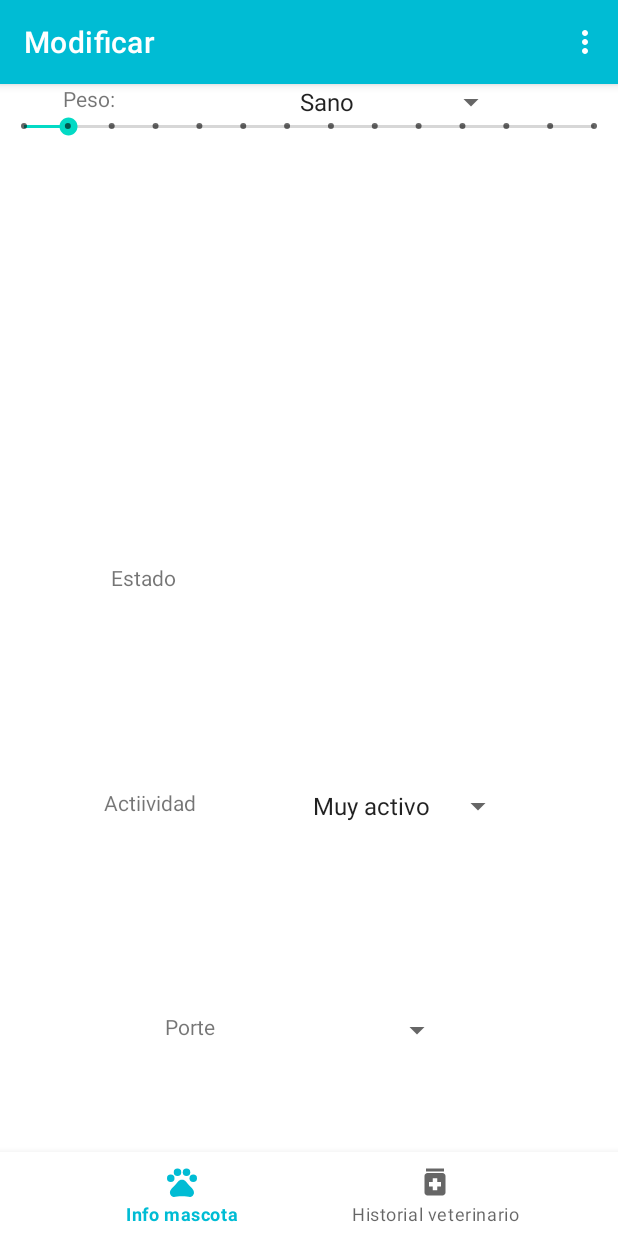
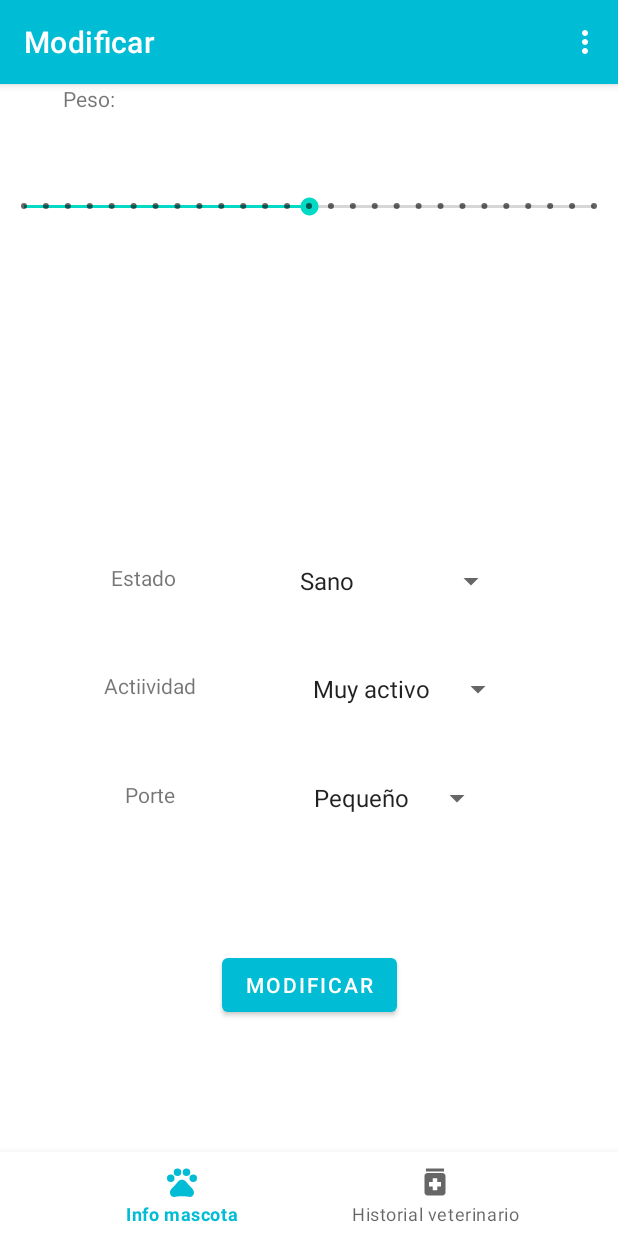
Before and after one commit to KevinB00/FidoFriend, an Android app: the ModificarMascotaFragment screen opened through its navigation route, in the options menu, after a tap on "Modificar", on a phone screen of 412 x 824 dp. Run offline under Robolectric (Android 15) with nearby library versions, the phone set to English and light mode, and no system bars; our stand-ins replace Room's generated code, navigation-ui; 2 statements that could not run were skipped.

Commit message:
Interfaz mascota v.2

```diff
--- a/app/src/main/java/com/kevinbuenano/fidofriend/ui/mascota/InfoMascotaFragment.kt
+++ b/app/src/main/java/com/kevinbuenano/fidofriend/ui/mascota/InfoMascotaFragment.kt
@@ -1,16 +1,23 @@
 package com.kevinbuenano.fidofriend.ui.mascota
 
 import android.os.Bundle
-import androidx.fragment.app.Fragment
 import android.view.LayoutInflater
 import android.view.View
 import android.view.ViewGroup
+import androidx.fragment.app.Fragment
+import androidx.lifecycle.lifecycleScope
 import com.kevinbuenano.fidofriend.R
+import com.kevinbuenano.fidofriend.database.appDatabase
+import com.kevinbuenano.fidofriend.database.entities.MascotaEntity
+import com.kevinbuenano.fidofriend.database.repository.mascotaRepository
+import com.kevinbuenano.fidofriend.databinding.FragmentInfoMascotaBinding
+import kotlinx.coroutines.Dispatchers
+import kotlinx.coroutines.launch
+import kotlinx.coroutines.withContext
 
 // TODO: Rename parameter arguments, choose names that match
 // the fragment initialization parameters, e.g. ARG_ITEM_NUMBER
-private const val ARG_PARAM1 = "param1"
-private const val ARG_PARAM2 = "param2"
+
 
 /**
  * A simple [Fragment] subclass.
@@ -18,43 +25,60 @@ private const val ARG_PARAM2 = "param2"
  * create an instance of this fragment.
  */
 class InfoMascotaFragment : Fragment() {
-    // TODO: Rename and change types of parameters
-    private var param1: String? = null
-    private var param2: String? = null
-
-    override fun onCreate(savedInstanceState: Bundle?) {
-        super.onCreate(savedInstanceState)
-        arguments?.let {
-            param1 = it.getString(ARG_PARAM1)
-            param2 = it.getString(ARG_PARAM2)
-        }
-    }
+    private lateinit var binding: FragmentInfoMascotaBinding
+    private lateinit var db: appDatabase
+    private lateinit var repository: mascotaRepository
+    var idMascota: Int = 0
+    private lateinit var mascotaEntity: MascotaEntity
 
     override fun onCreateView(
         inflater: LayoutInflater, container: ViewGroup?,
         savedInstanceState: Bundle?
     ): View? {
         // Inflate the layout for this fragment
-        return inflater.inflate(R.layout.fragment_info_mascota, container, false)
+        binding = FragmentInfoMascotaBinding.inflate(inflater, container, false)
+        return binding.root
     }
 
-    companion object {
-        /**
-         * Use this factory method to create a new instance of
-         * this fragment using the provided parameters.
-         *
-         * @param param1 Parameter 1.
-         * @param param2 Parameter 2.
-         * @return A new instance of fragment InfoMascotaFragment.
-         */
-        // TODO: Rename and change types and number of parameters
-        @JvmStatic
-        fun newInstance(param1: String, param2: String) =
-            InfoMascotaFragment().apply {
-                arguments = Bundle().apply {
-                    putString(ARG_PARAM1, param1)
-                    putString(ARG_PARAM2, param2)
-                }
+    override fun onViewCreated(view: View, savedInstanceState: Bundle?) {
+        super.onViewCreated(view, savedInstanceState)
+        val mascotaActivity = activity as MascotaActivity
+        if (mascotaActivity != null) {
+            db = mascotaActivity.getDB()
+            idMascota = mascotaActivity.getMascotaId()
+        }
+        repository = mascotaRepository(db.mascotaDao())
+        cargar()
+
+
+
+
+
+    }
+
+    override fun onResume() {
+        super.onResume()
+        cargar()
+    }
+
+    private fun cargarActividad() {
+        when (mascotaEntity.actividad) {
+            "Muy activo" -> binding.imageView.setImageResource(R.drawable.cara_feliz)
+            "Sedentario" -> binding.imageView.setImageResource(R.drawable.cara_feliz)
+            "Moderado" -> binding.imageView.setImageResource(R.drawable.cara_feliz)
+        }
+    }
+
+    private fun cargar() {
+        viewLifecycleOwner.lifecycleScope.launch{
+            mascotaEntity = withContext(Dispatchers.IO){
+                 repository.getMascotaById(idMascota)
             }
+            binding.tViewNumeroPeso.text = "${mascotaEntity.peso} Kg"
+            val diferencia = binding.tViewDifNum.text.toString().toFloat() - mascotaEntity.peso
+            binding.tViewDifNum.text = diferencia.toString()
+            cargarActividad()
+
+        }
     }
 }
--- a/app/src/main/java/com/kevinbuenano/fidofriend/ui/mascota/ModificarMascotaFragment.kt
+++ b/app/src/main/java/com/kevinbuenano/fidofriend/ui/mascota/ModificarMascotaFragment.kt
@@ -1,14 +1,18 @@
 package com.kevinbuenano.fidofriend.ui.mascota
 
 import android.os.Bundle
-import androidx.fragment.app.Fragment
 import android.view.LayoutInflater
 import android.view.View
 import android.view.ViewGroup
+import android.widget.AdapterView
 import android.widget.ArrayAdapter
 import android.widget.SeekBar
+import android.widget.Toast
+import androidx.fragment.app.Fragment
 import androidx.lifecycle.MutableLiveData
 import androidx.lifecycle.lifecycleScope
+import androidx.navigation.fragment.findNavController
+import com.kevinbuenano.fidofriend.R
 import com.kevinbuenano.fidofriend.database.appDatabase
 import com.kevinbuenano.fidofriend.database.entities.MascotaEntity
 import com.kevinbuenano.fidofriend.database.repository.mascotaRepository
@@ -31,8 +35,13 @@ class ModificarMascotaFragment : Fragment() {
     private lateinit var db: appDatabase
     private lateinit var repository: mascotaRepository
     private lateinit var mascotaEntity: MascotaEntity
+    private lateinit var estadoMascota: String
+    private lateinit var actividadMascota: String
+    private lateinit var tamanyoMascota: String
+    private  var idMascota: Int = 0
     val estado = arrayOf("Sano", "Enfermo", "Sin revisión", "Obeso", "Cachorro")
     val actividad = arrayOf("Muy activo", "Sedentario", "Moderado")
+    val tamanyo = arrayOf("Pequeño", "Mediano", "Grande")
     private val mascotaEntityLiveData = MutableLiveData<MascotaEntity>()
 
 
@@ -49,6 +58,9 @@ class ModificarMascotaFragment : Fragment() {
         val spinnerActividad = binding.spinnerActividadMod
         val adapterActiviadad = ArrayAdapter(requireContext(), android.R.layout.simple_spinner_item, actividad)
         spinnerActividad.adapter = adapterActiviadad
+        val spinnerTamanyo = binding.spinnerPorte
+        val adapterTamanyo = ArrayAdapter(requireContext(), android.R.layout.simple_spinner_item, tamanyo)
+        spinnerTamanyo.adapter = adapterTamanyo
      return binding.root
     }
 
@@ -56,19 +68,19 @@ class ModificarMascotaFragment : Fragment() {
         super.onViewCreated(view, savedInstanceState)
         val mascotaActivity = activity as MascotaActivity
         db = mascotaActivity.getDB()
-        var idMascota = mascotaActivity.getMascotaId()
+        idMascota = mascotaActivity.getMascotaId()
         repository = mascotaRepository(db.mascotaDao())
         cargarMascota(idMascota)
 
         mascotaEntityLiveData.observe(viewLifecycleOwner) { mascota ->
             mascotaEntity = mascota
-            binding.seekPeso.progress = mascota.peso.toInt()
         }
 
         binding.seekPeso.setOnSeekBarChangeListener(object : SeekBar.OnSeekBarChangeListener{
             override fun onProgressChanged(seekBar: SeekBar?, progress: Int, fromUser: Boolean) {
-                peso = progress.toFloat()
-                binding.tViewPesoMascota.text = peso.toString()
+                val valor = progress - 13
+                peso = mascotaEntity.peso + valor
+                binding.tViewPesoMascota.text = valor.toString()
             }
 
             override fun onStartTrackingTouch(p0: SeekBar?) {
@@ -78,8 +90,85 @@ class ModificarMascotaFragment : Fragment() {
            }
         }
         )
+        binding.spinnerEstadoMod.onItemSelectedListener = object : AdapterView.OnItemSelectedListener {
+            override fun onItemSelected(
+                parent: AdapterView<*>?,
+                view: View?,
+                position: Int,
+                id: Long
+            ) {
+                estadoMascota = estado[position]
+            }
 
+            override fun onNothingSelected(parent: AdapterView<*>?) {
+            }
 
+        }
+        binding.spinnerActividadMod.onItemSelectedListener = object : AdapterView.OnItemSelectedListener {
+            override fun onItemSelected(
+                parent: AdapterView<*>?,
+                view: View?,
+                position: Int,
+                id: Long
+            ) {
+                actividadMascota = actividad[position]
+            }
+
+            override fun onNothingSelected(parent: AdapterView<*>?) {
+            }
+        }
+        binding.spinnerPorte.onItemSelectedListener = object : AdapterView.OnItemSelectedListener {
+            override fun onItemSelected(
+                parent: AdapterView<*>?,
+                view: View?,
+                position: Int,
+                id: Long
+            ) {
+                tamanyoMascota = tamanyo[position]
+            }
+
+            override fun onNothingSelected(parent: AdapterView<*>?) {
+            }
+
+        }
+        binding.btnModificar.setOnClickListener {
+            modificarMascota()
+        }
+
+    }
+
+    override fun onResume() {
+        super.onResume()
+        cargarMascota(idMascota)
+    }
+
+    private fun modificarMascota() {
+        try {
+            var mascota = MascotaEntity(
+                mascotaEntity.id_mascota,
+                mascotaEntity.nombre,
+                mascotaEntity.fecha_nacimiento,
+                peso,
+                estadoMascota,
+                mascotaEntity.edad,
+                actividadMascota,
+                tamanyoMascota,
+                mascotaEntity.perroGato,
+                mascotaEntity.usuario_id
+            )
+            binding.seekPeso.progress = 0
+            viewLifecycleOwner.lifecycleScope.launch {
+                withContext(Dispatchers.IO) {
+                    repository.updateMascota(mascota)
+                }
+                Toast.makeText(requireContext(), "Mascota modificada", Toast.LENGTH_LONG).show()
+                val bundle = Bundle()
+                findNavController().navigate(R.id.action_modificarMascotaFragment_to_infoMascotaFragment, bundle)
+            }
+        } catch (e: Exception) {
+            Toast.makeText(requireContext(), "Valores no válidos", Toast.LENGTH_LONG).show()
+
+        }
     }
 
     private fun cargarMascota(idMascota: Int) {
--- a/app/src/main/res/layout/fragment_modificar_mascota.xml
+++ b/app/src/main/res/layout/fragment_modificar_mascota.xml
@@ -12,7 +12,6 @@
         android:layout_height="wrap_content"
         android:layout_marginEnd="290dp"
         android:text="Peso: "
-        app:layout_constraintBottom_toTopOf="@+id/seekPeso"
         app:layout_constraintEnd_toEndOf="parent"
         app:layout_constraintStart_toStartOf="parent"
         app:layout_constraintTop_toTopOf="parent" />
@@ -22,19 +21,23 @@
         style="@style/Widget.AppCompat.SeekBar.Discrete"
         android:layout_width="match_parent"
         android:layout_height="wrap_content"
-        android:max="13"
-        android:progress="1"
+        android:max="26"
+        android:progress="13"
+        app:layout_constraintBottom_toTopOf="@+id/tViewPesoMascota"
+        app:layout_constraintEnd_toEndOf="parent"
+        app:layout_constraintStart_toStartOf="parent"
         app:layout_constraintTop_toBottomOf="@+id/tViewPesoMod" />
 
     <TextView
         android:id="@+id/tViewPesoMascota"
         android:layout_width="wrap_content"
         android:layout_height="wrap_content"
+        android:layout_marginBottom="100dp"
         android:textSize="16sp"
+        app:layout_constraintBottom_toTopOf="@+id/tViewEstadoMod"
         app:layout_constraintEnd_toEndOf="parent"
         app:layout_constraintStart_toStartOf="parent"
         app:layout_constraintTop_toBottomOf="@+id/seekPeso"
-        app:layout_constraintBottom_toTopOf="@+id/tViewEstadoMod"
         tools:text="7" />
 
     <Spinner
@@ -43,7 +46,7 @@
         android:layout_height="wrap_content"
         app:layout_constraintEnd_toEndOf="parent"
         app:layout_constraintStart_toEndOf="@+id/tViewEstadoMod"
-        tools:layout_editor_absoluteY="238dp" />
+        app:layout_constraintTop_toTopOf="@+id/tViewEstadoMod" />
 
     <TextView
         android:id="@+id/tViewEstadoMod"
@@ -77,8 +80,9 @@
         android:id="@+id/tViewPorte"
         android:layout_width="wrap_content"
         android:layout_height="wrap_content"
+        android:layout_marginBottom="40dp"
         android:text="Porte"
-        app:layout_constraintBottom_toBottomOf="parent"
+        app:layout_constraintBottom_toTopOf="@+id/btnModificar"
         app:layout_constraintEnd_toStartOf="@+id/spinnerPorte"
         app:layout_constraintStart_toStartOf="parent"
         app:layout_constraintTop_toBottomOf="@+id/tViewActividadMod" />
@@ -91,4 +95,15 @@
         app:layout_constraintStart_toEndOf="@+id/tViewPorte"
         app:layout_constraintTop_toTopOf="@+id/tViewPorte" />
 
+    <Button
+        android:id="@+id/btnModificar"
+        android:layout_width="wrap_content"
+        android:layout_height="wrap_content"
+        android:layout_marginBottom="90dp"
+        android:text="Modificar"
+        app:layout_constraintBottom_toBottomOf="parent"
+        app:layout_constraintEnd_toEndOf="parent"
+        app:layout_constraintStart_toStartOf="parent"
+        app:layout_constraintTop_toBottomOf="@+id/tViewPorte" />
+
 </androidx.constraintlayout.widget.ConstraintLayout>
--- a/app/src/main/res/navigation/bottom_graph.xml
+++ b/app/src/main/res/navigation/bottom_graph.xml
@@ -23,5 +23,9 @@
         android:id="@+id/modificarMascotaFragment"
         android:name="com.kevinbuenano.fidofriend.ui.mascota.ModificarMascotaFragment"
         android:label="Modificar"
-        tools:layout="@layout/fragment_modificar_mascota" />
+        tools:layout="@layout/fragment_modificar_mascota" >
+        <action
+            android:id="@+id/action_modificarMascotaFragment_to_infoMascotaFragment"
+            app:destination="@id/infoMascotaFragment" />
+    </fragment>
 </navigation>
```
Also changed, not shown: app/src/main/res/layout/fragment_info_mascota.xml (+5 -4 lines).
